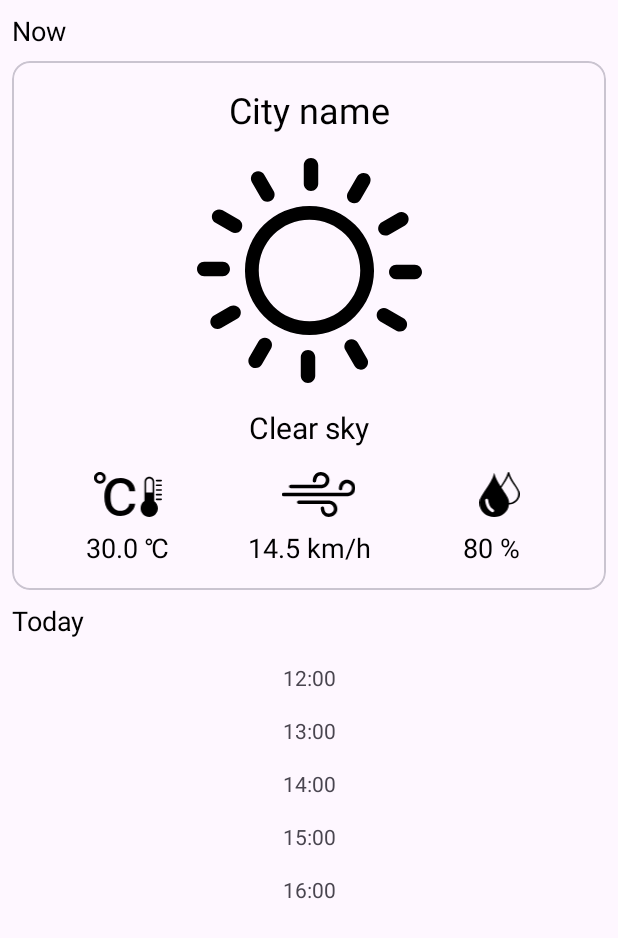
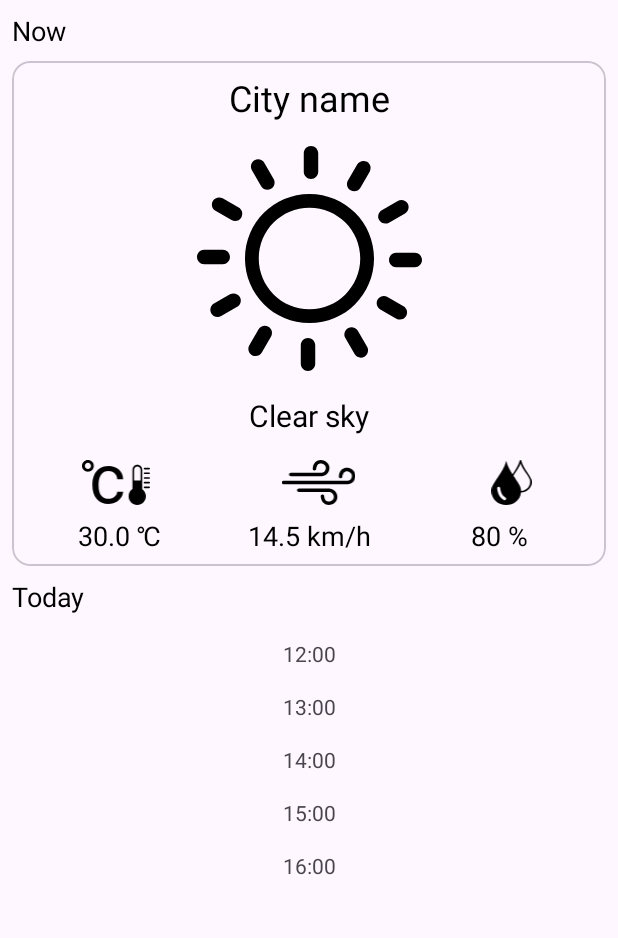
Before and after one commit to Anette11/WeatherApp, an Android app: the screen it shows after launch (MainActivity), on a phone screen of 412 x 824 dp. Shown: the top 938 px of the screen. Run offline under Robolectric (Android 15) with nearby library versions, the phone set to English and light mode, and no system bars; our stand-ins replace Dagger/Hilt's generated code, Timber; 4 statements that could not run were skipped.

Commit message:
Reduce padding in weather_main_info.xml

```diff
--- a/app/src/main/res/layout/weather_main_info.xml
+++ b/app/src/main/res/layout/weather_main_info.xml
@@ -16,7 +16,7 @@
         <androidx.constraintlayout.widget.ConstraintLayout
             android:layout_width="match_parent"
             android:layout_height="wrap_content"
-            android:padding="16dp">
+            android:padding="8dp">
 
             <TextView
                 android:id="@+id/text_view_city_name"
```
